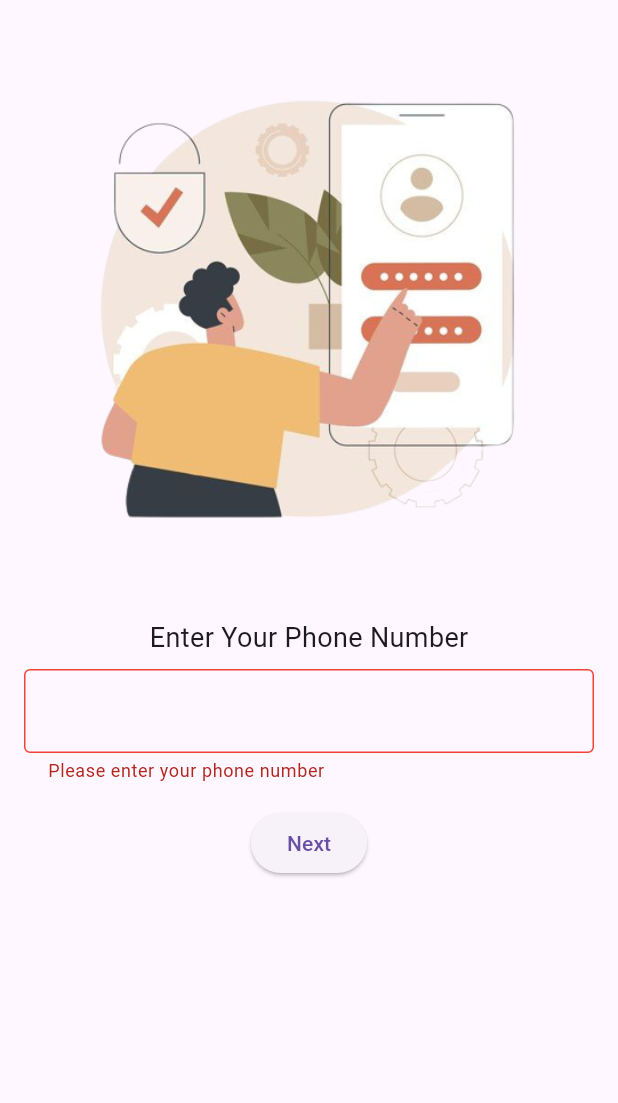
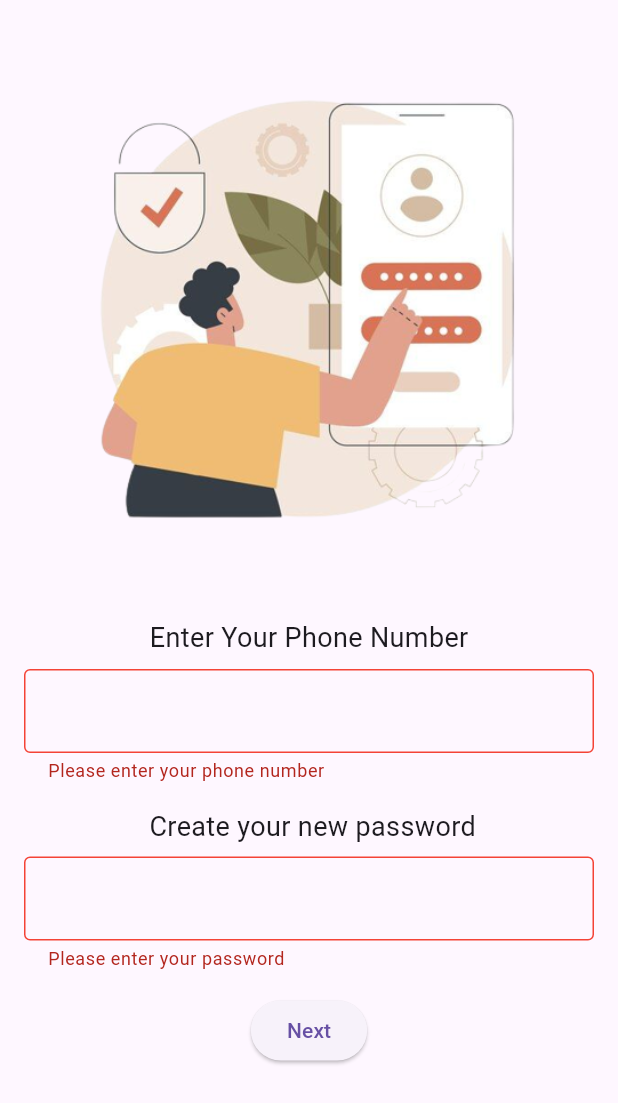
Before and after one commit to ST60002CEM/batch31b-sneehaa, a Flutter app: the screen it shows after launch, after a tap on "Next", on a phone screen of 412 x 824 dp. Shown: the top 1103 px of the screen. Run offline on Flutter 3.47's test engine with Material 3 defaults, Android fonts, the phone set to English and light mode, and no system bars.

Commit message:
changes done

```diff
--- a/lib/screens/signup_screen.dart
+++ b/lib/screens/signup_screen.dart
@@ -1,17 +1,18 @@
 import 'package:bookaway/routes/app_route.dart';
-
 import 'package:flutter/material.dart';
 import 'package:flutter/services.dart';
 
 class SignupScreen extends StatefulWidget {
-  const SignupScreen({Key? key});
+  const SignupScreen({super.key});
 
   @override
-  State<SignupScreen> createState() => _LoginScreenState();
+  State<SignupScreen> createState() => _SignupScreenState();
 }
 
-class _LoginScreenState extends State<SignupScreen> {
+class _SignupScreenState extends State<SignupScreen> {
   final GlobalKey<FormState> _formKey = GlobalKey<FormState>();
+  TextEditingController _phoneNumberController = TextEditingController();
+  TextEditingController _passwordController = TextEditingController();
 
   @override
   Widget build(BuildContext context) {
@@ -31,10 +32,13 @@ class _LoginScreenState extends State<SignupScreen> {
                   ),
                 ),
                 const SizedBox(height: 16),
-                const Text("Enter Your Phone Number",
-                    style: TextStyle(fontSize: 18.0)),
+                const Text(
+                  "Enter Your Phone Number",
+                  style: TextStyle(fontSize: 18.0),
+                ),
                 const SizedBox(height: 8.0),
                 TextFormField(
+                  controller: _phoneNumberController,
                   keyboardType: TextInputType.phone,
                   inputFormatters: <TextInputFormatter>[
                     FilteringTextInputFormatter.allow(RegExp(r'[0-9]')),
@@ -56,6 +60,31 @@ class _LoginScreenState extends State<SignupScreen> {
                   },
                 ),
                 const SizedBox(height: 16),
+                const Text(
+                  " Create your new password",
+                  style: TextStyle(fontSize: 18.0),
+                ),
+                const SizedBox(height: 7.0),
+                TextFormField(
+                  controller: _passwordController,
+                  obscureText: true,
+                  decoration: const InputDecoration(
+                    focusedBorder: OutlineInputBorder(),
+                    errorBorder: OutlineInputBorder(
+                      borderSide: BorderSide(color: Colors.red),
+                    ),
+                  ),
+                  validator: (value) {
+                    if (value == null || value.isEmpty) {
+                      return 'Please enter your password';
+                    } else if (value.length < 6) {
+                      return 'Password must be at least 6 characters';
+                    }
+
+                    return null;
+                  },
+                ),
+                const SizedBox(height: 16),
                 ElevatedButton(
                   onPressed: () {
                     if (_formKey.currentState!.validate()) {
@@ -63,7 +92,7 @@ class _LoginScreenState extends State<SignupScreen> {
                     }
                   },
                   child: const Text('Next'),
-                )
+                ),
               ],
             ),
           ),
```
